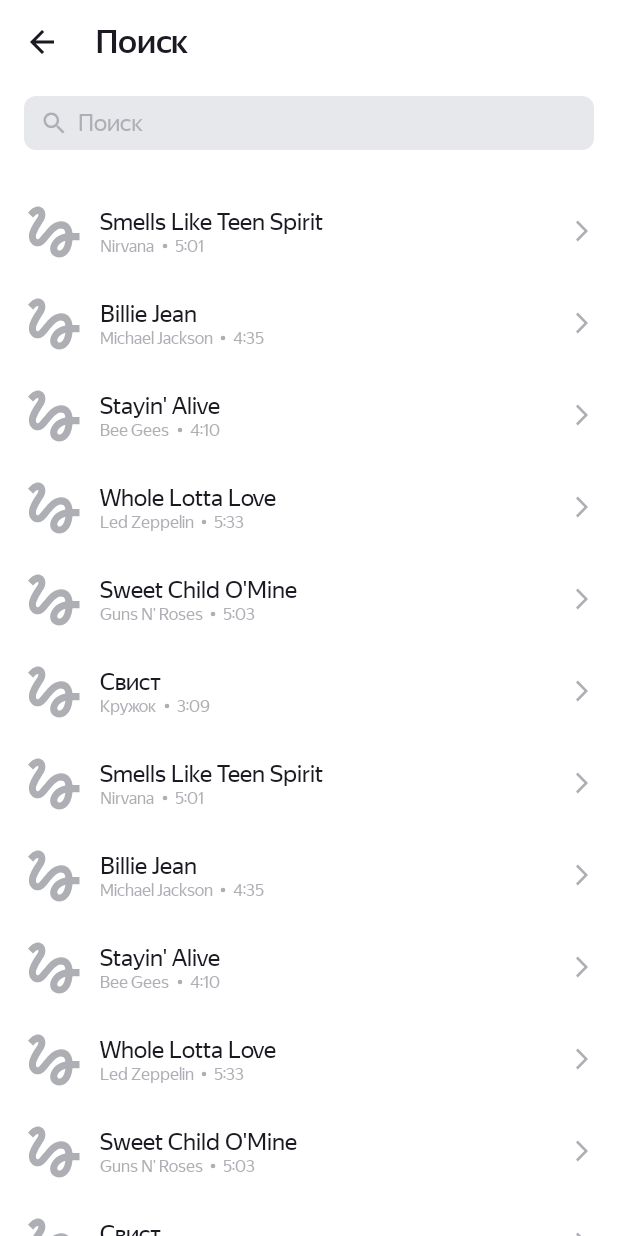
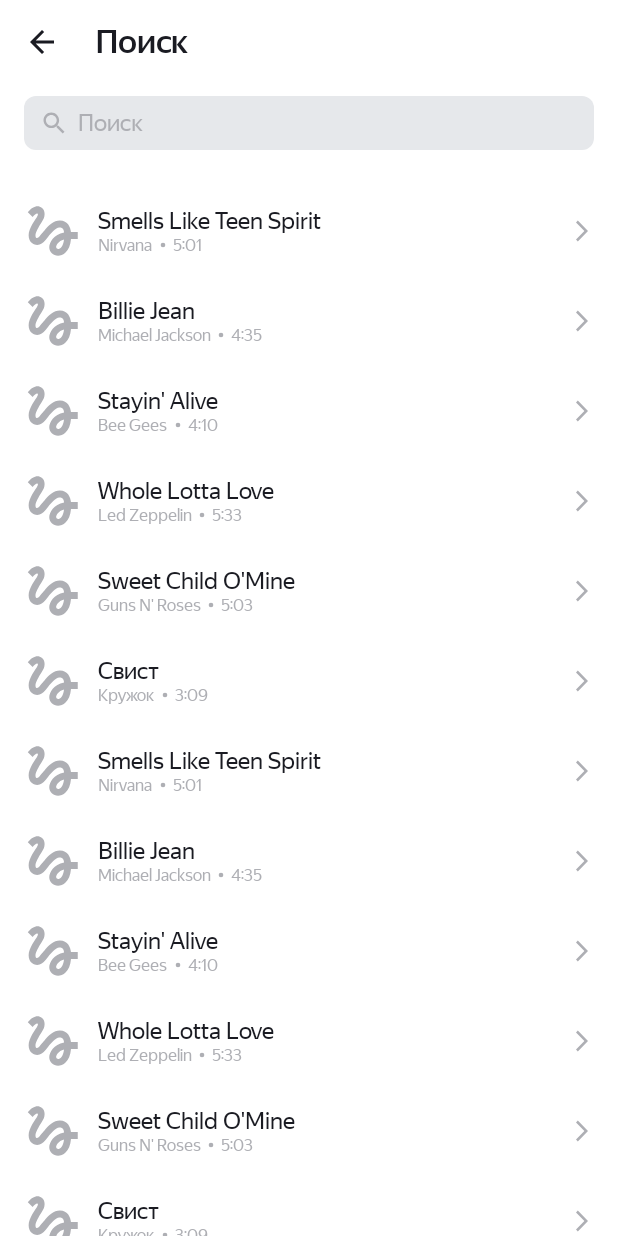
Before and after one commit to martynov-alex/playlist-maker-android, an Android app: the SearchActivity screen opened directly, with no data from a screen before it, on a phone screen of 412 x 824 dp. Run offline under Robolectric (Android 15) with nearby library versions, the phone set to English and light mode, and no system bars; pictures from the network do not load.

Commit message:
edit after review

```diff
--- a/app/src/main/java/com/practicum/playlistmaker/SearchResultAdapter.kt
+++ b/app/src/main/java/com/practicum/playlistmaker/SearchResultAdapter.kt
@@ -43,8 +43,6 @@ class SearchResultAdapter(private val tracks: List<Track>) : RecyclerView
         holder.bind(tracks[position])
     }
 
-    override fun getItemCount(): Int {
-        return tracks.size
-    }
+    override fun getItemCount(): Int = tracks.size
 
 }
--- a/app/src/main/res/layout/activity_main.xml
+++ b/app/src/main/res/layout/activity_main.xml
@@ -17,7 +17,7 @@
         android:text="@string/main_screen_title"
         android:fontFamily="@font/ys_display_medium"
         android:textColor="@color/yp_white"
-        android:textSize="@dimen/main_scr_app_name_text_size"
+        android:textSize="@dimen/main_app_name_text_size"
         android:layout_marginBottom="40dp" />
 
     <Button
--- a/app/src/main/res/layout/search_result_item.xml
+++ b/app/src/main/res/layout/search_result_item.xml
@@ -1,14 +1,11 @@
 <?xml version="1.0" encoding="utf-8"?>
-<androidx.constraintlayout.widget.ConstraintLayout
-    xmlns:android="http://schemas.android.com/apk/res/android"
+<LinearLayout xmlns:android="http://schemas.android.com/apk/res/android"
     xmlns:app="http://schemas.android.com/apk/res-auto"
     xmlns:tools="http://schemas.android.com/tools"
+
     android:layout_width="match_parent"
-    android:layout_height="wrap_content">
-
-        <LinearLayout
-            android:layout_width="match_parent"
-            android:layout_height="61dp"
+    android:layout_height="@dimen/search_result_item_height"
+    android:layout_marginStart="@dimen/search_result_item_margin_start"
     android:orientation="horizontal"
     app:layout_constraintBottom_toBottomOf="parent"
     app:layout_constraintEnd_toEndOf="parent"
@@ -17,12 +14,9 @@
 
     <ImageView
         android:id="@+id/item_artwork"
-                android:layout_width="45dp"
-                android:layout_height="45dp"
-                android:layout_marginStart="13dp"
-                android:layout_marginTop="8dp"
-                android:layout_marginEnd="8dp"
-                android:layout_marginBottom="8dp"
+        android:layout_width="@dimen/search_result_item_artwork_size"
+        android:layout_height="@dimen/search_result_item_artwork_size"
+        android:layout_margin="@dimen/search_result_item_margin_artwork"
         android:layout_weight="0"
         app:srcCompat="@drawable/search_result_placeholder_icon" />
 
@@ -39,8 +33,8 @@
             android:layout_height="wrap_content"
             android:fontFamily="@font/ys_display_regular"
             android:textColor="?attr/search_result_item_primary_text_color"
-                    tools:text="trackName"
-                    android:textSize="16sp" />
+            android:textSize="@dimen/search_result_item_primary_text_size"
+            tools:text="trackName" />
 
         <LinearLayout
             android:layout_width="match_parent"
@@ -53,8 +47,8 @@
                 android:layout_height="wrap_content"
                 android:fontFamily="@font/ys_display_regular"
                 android:textColor="?attr/search_result_item_secondary_text_color"
-                        tools:text="artistName"
-                        android:textSize="11sp" />
+                android:textSize="@dimen/search_result_item_secondary_text_size"
+                tools:text="artistName" />
 
             <ImageView
                 android:layout_width="wrap_content"
@@ -67,8 +61,8 @@
                 android:layout_height="wrap_content"
                 android:fontFamily="@font/ys_display_regular"
                 android:textColor="?attr/search_result_item_secondary_text_color"
-                        tools:text="trackTime"
-                        android:textSize="11sp" />
+                android:textSize="@dimen/search_result_item_secondary_text_size"
+                tools:text="trackTime" />
         </LinearLayout>
 
     </LinearLayout>
@@ -77,11 +71,9 @@
         android:id="@+id/item_forward_button"
         android:layout_width="wrap_content"
         android:layout_height="wrap_content"
-                android:layout_marginStart="8dp"
-                android:layout_marginTop="18dp"
-                android:layout_marginEnd="12dp"
+        android:layout_marginStart="@dimen/search_result_item_details_button_margin_start"
+        android:layout_marginTop="@dimen/search_result_item_details_button_margin_top"
+        android:layout_marginEnd="@dimen/search_result_item_details_button_margin_end"
         android:layout_weight="0"
         app:srcCompat="@drawable/search_result_arrow_forward_icon" />
 </LinearLayout>
-
-</androidx.constraintlayout.widget.ConstraintLayout>
--- a/app/src/main/res/values/dimens.xml
+++ b/app/src/main/res/values/dimens.xml
@@ -3,21 +3,36 @@
 
     <!-- Common. -->
     <dimen name="common_panel_header_margin_start">12dp</dimen>
-    <dimen name="common_panel_header_text_size">22sp</dimen>
     <dimen name="common_panel_header_icon_padding">12dp</dimen>
 
+    <dimen name="common_panel_header_text_size">22sp</dimen>
+
     <!-- Main screen. -->
-    <dimen name="main_scr_button_corner_radius">16dp</dimen>
-    <dimen name="main_scr_button_icon_padding">8dp</dimen>
-    <dimen name="main_scr_button_margin_bottom">16dp</dimen>
-    <dimen name="main_scr_app_name_text_size">22sp</dimen>
-    <dimen name="main_scr_button_text_size">22sp</dimen>
+    <dimen name="main_button_corner_radius">16dp</dimen>
+    <dimen name="main_button_icon_padding">8dp</dimen>
+    <dimen name="main_button_margin_bottom">16dp</dimen>
+
+    <dimen name="main_app_name_text_size">22sp</dimen>
+    <dimen name="main_button_text_size">22sp</dimen>
 
     <!-- Settings screen. -->
-    <dimen name="settings_scr_item_height">60dp</dimen>
-    <dimen name="settings_scr_item_title_margin_start">16dp</dimen>
-    <dimen name="settings_scr_button_icon_width">54dp</dimen>
-    <dimen name="settings_scr_item_icon_margin_end">18dp</dimen>
-    <dimen name="settings_scr_item_text_size">16sp</dimen>
+    <dimen name="settings_item_height">60dp</dimen>
+    <dimen name="settings_item_title_margin_start">16dp</dimen>
+    <dimen name="settings_button_icon_width">54dp</dimen>
+    <dimen name="settings_item_icon_margin_end">18dp</dimen>
+
+    <dimen name="settings_item_text_size">16sp</dimen>
+
+    <!-- Search screen. -->
+    <dimen name="search_result_item_height">60dp</dimen>
+    <dimen name="search_result_item_margin_start">5dp</dimen>
+    <dimen name="search_result_item_margin_artwork">8dp</dimen>
+    <dimen name="search_result_item_artwork_size">44dp</dimen>
+    <dimen name="search_result_item_details_button_margin_start">8dp</dimen>
+    <dimen name="search_result_item_details_button_margin_top">18dp</dimen>
+    <dimen name="search_result_item_details_button_margin_end">12dp</dimen>
+
+    <dimen name="search_result_item_primary_text_size">16sp</dimen>
+    <dimen name="search_result_item_secondary_text_size">11sp</dimen>
 
 </resources>
```
Also changed, not shown: app/src/main/res/layout/activity_settings.xml (+4 -4 lines), app/src/main/res/values/styles.xml (+8 -8 lines). Lines whose indentation alone changed are shown as unchanged.
